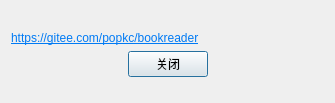
popkc/bookreader, file dialog/dialogabout.ui: the form before one commit.
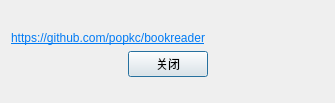
The form after the commit.

Commit message: 更新qhotkey, 热键绑定失败不再提示。关于对话框的里的仓库链接设为github。

What changed in the file:
```diff
--- a/dialog/dialogabout.ui
+++ b/dialog/dialogabout.ui
@@ -20,7 +20,7 @@
    <item>
     <widget class="QLabel" name="label_2">
      <property name="text">
-      <string>&lt;html&gt;&lt;head/&gt;&lt;body&gt;&lt;p&gt;&lt;a href=&quot;https://gitee.com/popkc/bookreader&quot;&gt;&lt;span style=&quot; text-decoration: underline; color:#007af4;&quot;&gt;https://gitee.com/popkc/bookreader&lt;/span&gt;&lt;/a&gt;&lt;/p&gt;&lt;/body&gt;&lt;/html&gt;</string>
+      <string>&lt;html&gt;&lt;head/&gt;&lt;body&gt;&lt;p&gt;&lt;a href=&quot;https://github.com/popkc/bookreader&quot;&gt;&lt;span style=&quot; text-decoration: underline; color:#007af4;&quot;&gt;https://github.com/popkc/bookreader&lt;/span&gt;&lt;/a&gt;&lt;/p&gt;&lt;/body&gt;&lt;/html&gt;</string>
      </property>
      <property name="textFormat">
       <enum>Qt::RichText</enum>
```
The commit also changes 9 other files.
